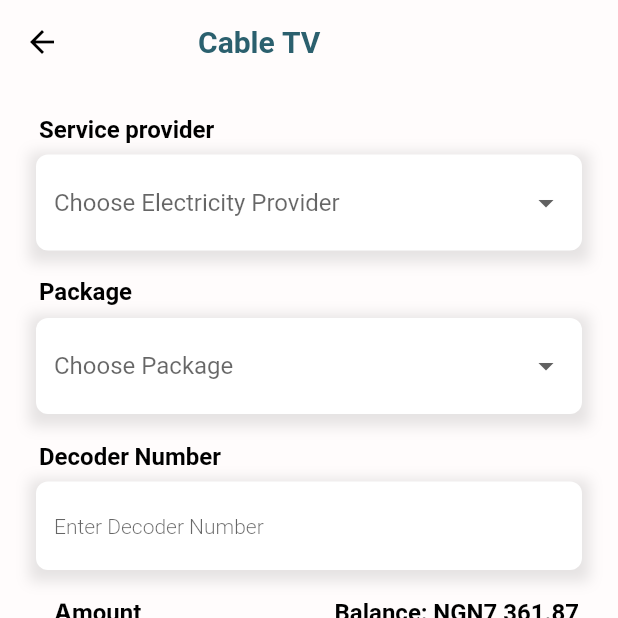
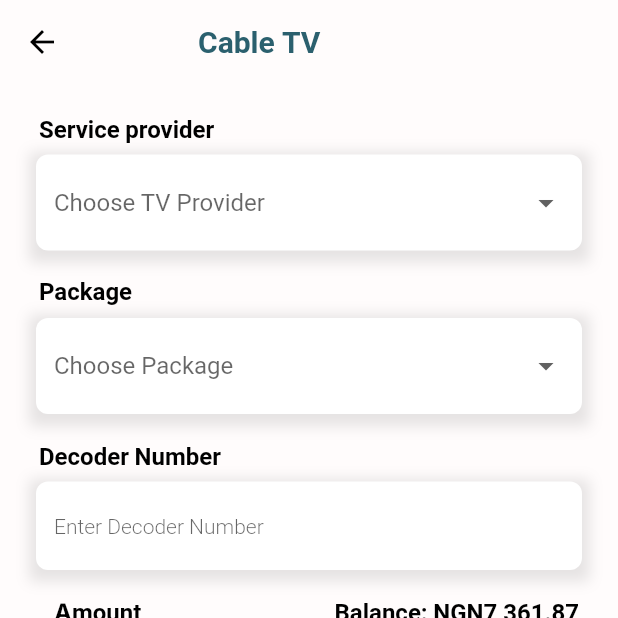
Before and after one commit to OkoroaforKelechiDivine/onchain-strip-X-base-payment-method, a Flutter app: the CableTvScreen screen opened by its route, on a phone screen of 412 x 824 dp, the top half of it. Run offline on Flutter 3.47's test engine with Material 2 defaults, Android fonts, the phone set to English and light mode, and no system bars; our stand-ins replace dio, google_fonts, grouped_list.

Commit message:
changed from "Electricity" to "TV"

```diff
--- a/lib/screens/tv/cable_tv.dart
+++ b/lib/screens/tv/cable_tv.dart
@@ -219,7 +219,7 @@ class _CableTvScreenState extends State<CableTvScreen> {
         ),
         child: DropdownButtonFormField<String>(
           decoration: InputDecoration(
-            hintText: "Choose Electricity Provider",
+            hintText: "Choose TV Provider",
             hintStyle: const TextStyle(
               color: AppColors.lightGrey,
               fontSize: AppFontSize.size14,
```
